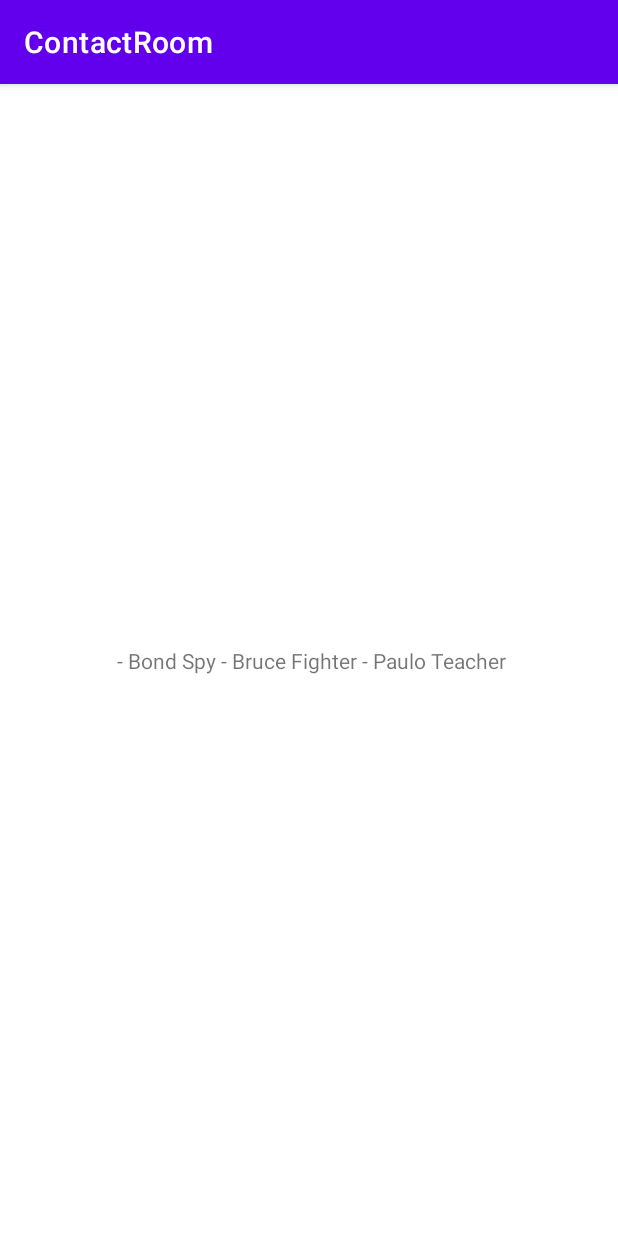
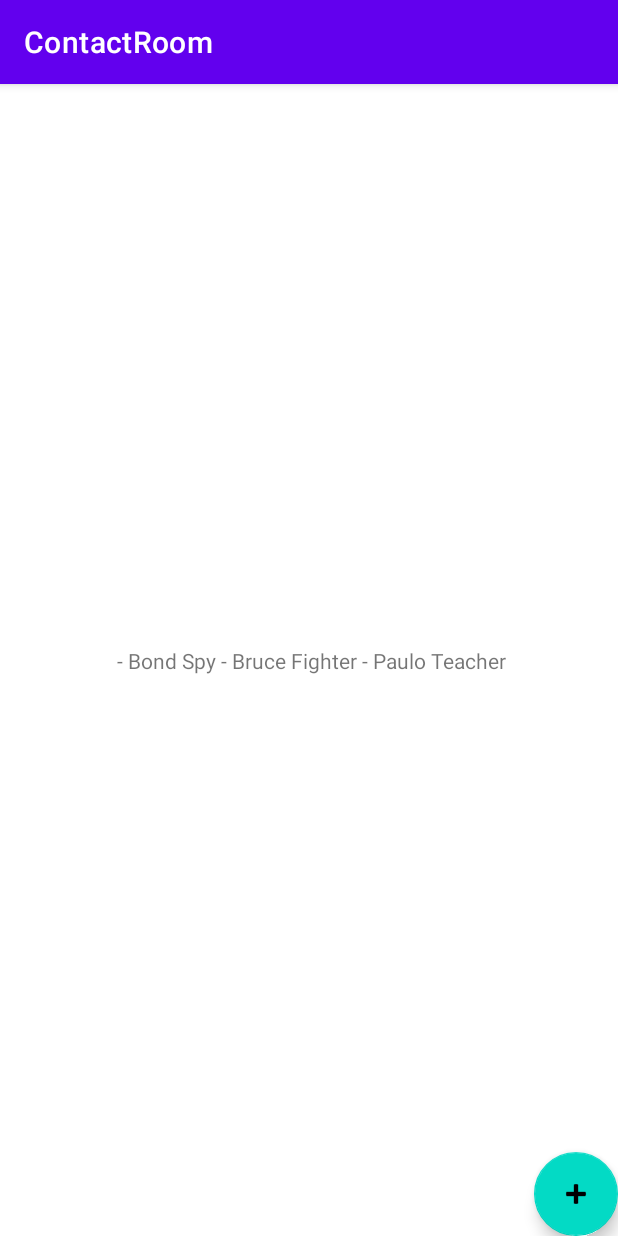
Before and after one commit to DaviRamosUC/basics2Android, an Android app: the screen it shows after launch (MainActivity), on a phone screen of 412 x 824 dp. Run offline under Robolectric (Android 15) with nearby library versions, the phone set to English and light mode, and no system bars; our stand-ins replace Room's generated code.

Commit message:
Adding custom contacts via contact activity

```diff
--- a/ContactRoom/app/src/main/java/com/devdavi/contactroom/MainActivity.java
+++ b/ContactRoom/app/src/main/java/com/devdavi/contactroom/MainActivity.java
@@ -1,16 +1,20 @@
 package com.devdavi.contactroom;
 
+import android.content.Intent;
 import android.os.Bundle;
 import android.util.Log;
 import android.widget.TextView;
 
+import androidx.annotation.Nullable;
 import androidx.appcompat.app.AppCompatActivity;
 import androidx.lifecycle.ViewModelProvider;
 
 import com.devdavi.contactroom.model.Contact;
 import com.devdavi.contactroom.model.ContactViewModel;
+import com.google.android.material.floatingactionbutton.FloatingActionButton;
 
 public class MainActivity extends AppCompatActivity {
+    private static final int NEW_CONTACT_ACTIVITY_REQUEST_CODE = 1;
     private ContactViewModel contactViewModel;
     private TextView textView;
 
@@ -20,6 +24,7 @@ public class MainActivity extends AppCompatActivity {
         setContentView(R.layout.activity_main);
 
         textView = findViewById(R.id.text);
+        FloatingActionButton fab = findViewById(R.id.add_contact_fab);
 
         contactViewModel = new ViewModelProvider.AndroidViewModelFactory(MainActivity.this
                 .getApplication())
@@ -33,5 +38,24 @@ public class MainActivity extends AppCompatActivity {
             }
             textView.setText(builder.toString());
         });
+
+        fab.setOnClickListener(view -> {
+            Intent intent = new Intent(MainActivity.this, NewContact.class);
+            startActivityForResult(intent, NEW_CONTACT_ACTIVITY_REQUEST_CODE);
+        });
+
+    }
+
+    @Override
+    protected void onActivityResult(int requestCode, int resultCode, @Nullable Intent data) {
+        super.onActivityResult(requestCode, resultCode, data);
+        if (requestCode == NEW_CONTACT_ACTIVITY_REQUEST_CODE && resultCode == RESULT_OK && data != null) {
+            String name = data.getStringExtra(NewContact.NAME_REPLY);
+            String occupation = data.getStringExtra(NewContact.OCCUPATION_REPLY);
+
+            Contact contact = new Contact(name, occupation);
+
+            ContactViewModel.insert(contact);
+        }
     }
 }
--- a/ContactRoom/app/src/main/res/layout/activity_main.xml
+++ b/ContactRoom/app/src/main/res/layout/activity_main.xml
@@ -16,4 +16,15 @@
         app:layout_constraintRight_toRightOf="parent"
         app:layout_constraintTop_toTopOf="parent" />
 
+    <com.google.android.material.floatingactionbutton.FloatingActionButton
+        android:id="@+id/add_contact_fab"
+        android:layout_width="wrap_content"
+        android:layout_height="wrap_content"
+        android:clickable="true"
+        android:contentDescription="@string/description_text"
+        app:layout_constraintBottom_toBottomOf="parent"
+        app:layout_constraintEnd_toEndOf="parent"
+        app:srcCompat="@android:drawable/ic_input_add"
+        tools:ignore="SpeakableTextPresentCheck,ImageContrastCheck,RedundantDescriptionCheck" />
+
 </androidx.constraintlayout.widget.ConstraintLayout>
--- a/ContactRoom/app/src/main/res/values/strings.xml
+++ b/ContactRoom/app/src/main/res/values/strings.xml
@@ -4,4 +4,5 @@
     <string name="occupation_hint">Occupation</string>
     <string name="save_text">Save</string>
     <string name="empty">Enter information</string>
+    <string name="description_text">Plus button icon</string>
 </resources>
```
Also changed, not shown: ContactRoom/app/src/main/AndroidManifest.xml (+4 -4 lines), ContactRoom/app/src/main/java/com/devdavi/contactroom/NewContact.java (+15 -11 lines), ContactRoom/app/src/main/res/drawable/ic_baseline_add_24.xml (added, +10 -0 lines).
